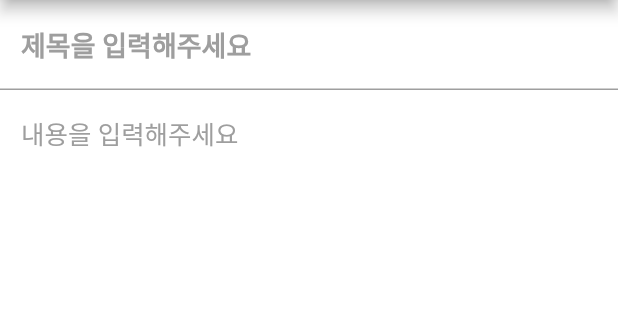
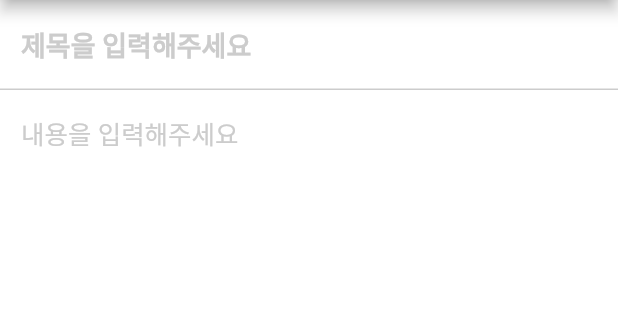
Before and after one commit to ChoiAhHyun/MemoApplication_Flutter, a Flutter app: the AddPage screen opened directly, on a phone screen of 412 x 824 dp, the part 84-404 px from its top. Run offline on Flutter 3.47's test engine with Material 2 defaults, Android fonts, the phone set to English and light mode, and no system bars; our stand-ins replace cloud_firestore; accounts and stored records are empty.

```diff
--- a/lib/add_page.dart
+++ b/lib/add_page.dart
@@ -30,7 +30,7 @@ class AddPage extends StatelessWidget {
           ),
         ],
       ),
-      backgroundColor: Colors.grey,
+      backgroundColor: Color(0xffcccccc),
       body: Column(
         crossAxisAlignment: CrossAxisAlignment.stretch,
         children: <Widget>[
@@ -61,7 +61,7 @@ class AddPage extends StatelessWidget {
           hintText: "제목을 입력해주세요",
           hintStyle: TextStyle(
             fontWeight: FontWeight.bold,
-            color: Colors.grey,
+            color: Color(0xffcccccc),
             fontSize: 18,
           ),
           border: InputBorder.none,
@@ -88,7 +88,7 @@ class AddPage extends StatelessWidget {
         decoration: InputDecoration(
           hintText: "내용을 입력해주세요",
           hintStyle: TextStyle(
-            color: Colors.grey,
+            color: Color(0xffcccccc),
             fontSize: 17,
           ),
           border: InputBorder.none,
--- a/lib/edit_page.dart
+++ b/lib/edit_page.dart
@@ -54,7 +54,7 @@ class _EditPageState extends State<EditPage> {
           ),
         ],
       ),
-      backgroundColor: Colors.grey,
+      backgroundColor: Color(0xffcccccc),
       body: Column(
         crossAxisAlignment: CrossAxisAlignment.stretch,
         children: <Widget>[
@@ -85,7 +85,7 @@ class _EditPageState extends State<EditPage> {
           hintText: "제목을 입력해주세요",
           hintStyle: TextStyle(
             fontWeight: FontWeight.bold,
-            color: Colors.grey,
+            color: Color(0xffcccccc),
             fontSize: 18,
           ),
 //          filled: true,
@@ -114,7 +114,7 @@ class _EditPageState extends State<EditPage> {
         decoration: InputDecoration(
           hintText: "내용을 입력해주세요",
           hintStyle: TextStyle(
-            color: Colors.grey,
+            color: Color(0xffcccccc),
             fontSize: 17,
           ),
 //          filled: true,
```
Also changed, not shown: lib/detail_page.dart (+15 -6 lines), lib/list_page.dart (+7 -6 lines).
